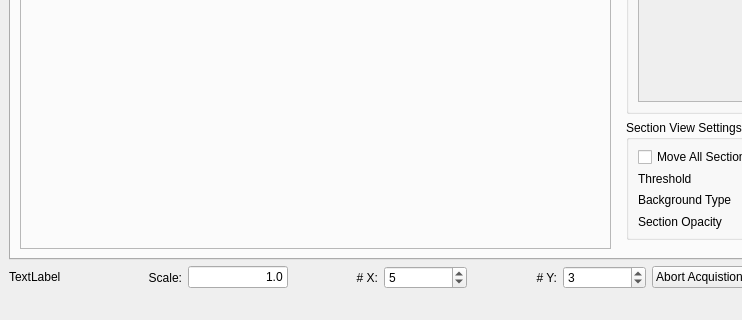
Old version of the form steve/qtdesigner/steve.ui in the repository ZhuangLab/storm-control; both pictures show x 0 to 742 and y 407 to 727 of the 937 by 727 pixel window.
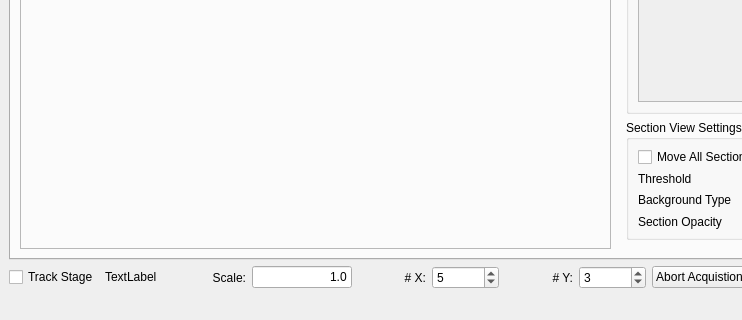
New version of the form. The open tabs and pages were chosen to show the change.

Commit message: Add (optional) cross hair to indicate the current stage position.

Patch:
```diff
--- a/steve/qtdesigner/steve.ui
+++ b/steve/qtdesigner/steve.ui
@@ -303,6 +303,13 @@
     </item>
     <item>
      <layout class="QHBoxLayout" name="horizontalLayout">
+      <item>
+       <widget class="QCheckBox" name="trackStageCheckBox">
+        <property name="text">
+         <string>Track Stage</string>
+        </property>
+       </widget>
+      </item>
       <item>
        <widget class="QLabel" name="mosaicLabel">
         <property name="sizePolicy">
```
Left out of the diff: 4 changed lines with no effect on the pictures. The commit also changes 4 other files.
